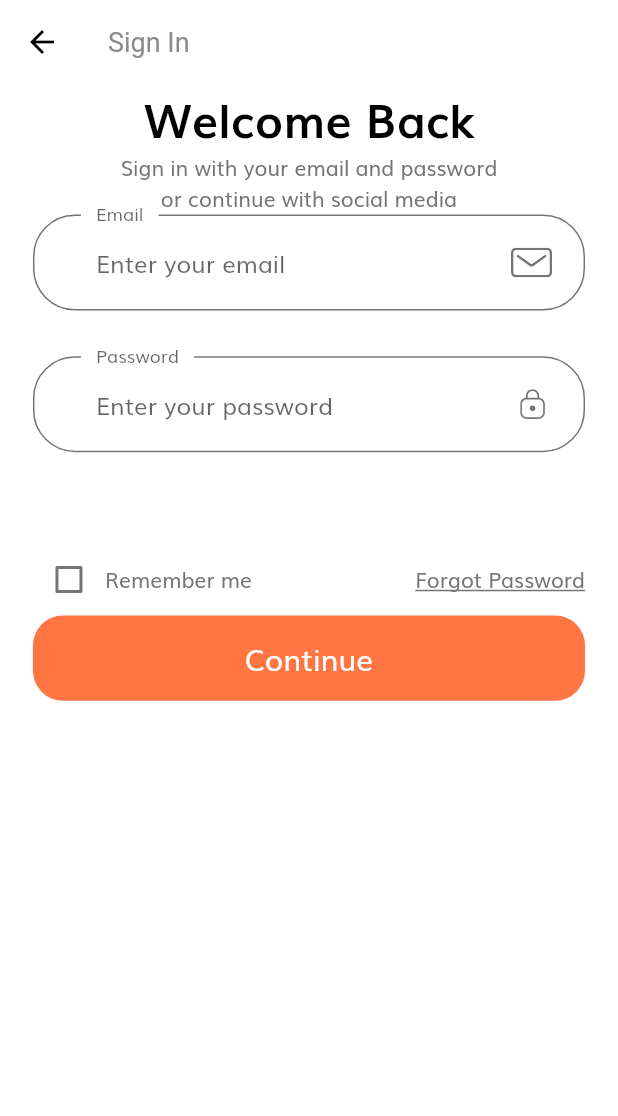
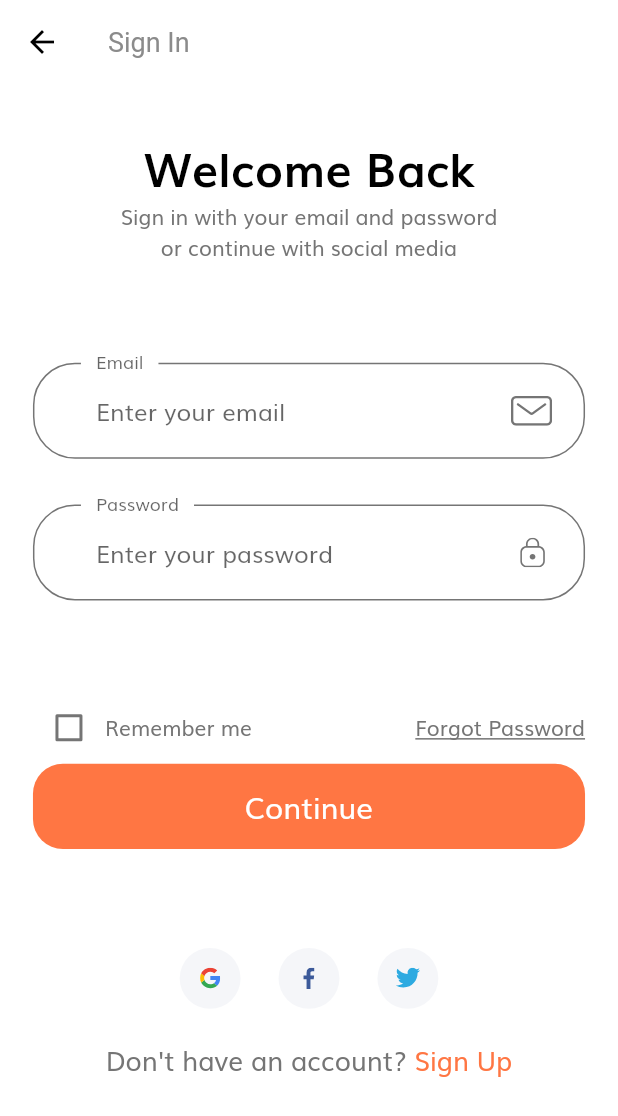
Before and after one commit to AdedoyinAzeez/ShopApp, a Flutter app: the screen it shows after launch, after a tap on "Continue", on a phone screen of 412 x 824 dp. Shown: the top 1116 px of the screen. Run offline on Flutter 3.47's test engine with Material 2 defaults, Android fonts, the phone set to English and light mode, and no system bars; our stand-ins replace flutter_svg.

Commit message:
Completed Login, Login Success Screen & Forgot Password Screens

```diff
--- /dev/null
+++ b/frontend/shop_app/lib/components/no_account_text.dart
@@ -0,0 +1,36 @@
+import 'package:flutter/material.dart';
+import 'package:shop_app/screens/forgot_password/forgot_password_screen.dart';
+
+import '../constants.dart';
+import '../size_config.dart';
+
+class NoAccountText extends StatelessWidget {
+  const NoAccountText({
+    Key? key,
+  }) : super(key: key);
+
+  @override
+  Widget build(BuildContext context) {
+    return Row(
+      mainAxisAlignment: MainAxisAlignment.center,
+      children: [
+        Text(
+          "Don't have an account? ",
+          style: TextStyle(
+            fontSize: getProportionateScreenWidth(16),
+          ),
+        ),
+        GestureDetector(
+          onTap: () {},
+          child: Text(
+            "Sign Up",
+            style: TextStyle(
+              fontSize: getProportionateScreenWidth(16),
+              color: kPrimaryColor,
+            ),
+          ),
+        ),
+      ],
+    );
+  }
+}
--- /dev/null
+++ b/frontend/shop_app/lib/components/social_card.dart
@@ -0,0 +1,37 @@
+import 'package:flutter/material.dart';
+import 'package:flutter_svg/flutter_svg.dart';
+
+import '../size_config.dart';
+
+class SocialCard extends StatelessWidget {
+  const SocialCard({
+    Key? key,
+    required this.icon,
+    required this.press,
+  }) : super(key: key);
+
+  final String icon;
+  final VoidCallback press;
+
+  @override
+  Widget build(BuildContext context) {
+    return GestureDetector(
+      onTap: press,
+      child: Container(
+        margin: EdgeInsets.symmetric(
+          horizontal: getProportionateScreenWidth(10),
+        ),
+        padding: EdgeInsets.all(
+          getProportionateScreenWidth(12),
+        ),
+        height: getProportionateScreenHeight(40),
+        width: getProportionateScreenWidth(40),
+        decoration: BoxDecoration(
+          color: Color(0xFFF5F6F9),
+          shape: BoxShape.circle,
+        ),
+        child: SvgPicture.asset(icon),
+      ),
+    );
+  }
+}
--- a/frontend/shop_app/lib/main.dart
+++ b/frontend/shop_app/lib/main.dart
@@ -3,15 +3,17 @@ import 'package:shop_app/routes.dart';
 import 'package:shop_app/screens/splash/splash_screen.dart';
 import 'package:shop_app/theme.dart';
 
+void main() {
+  runApp(MyApp());
+}
 // void main() {
-//   runApp(MyApp());
+//   runApp(
+//     MaterialApp(
+//       title: 'Flutter Demo',
+//       home: MyApp(),
+//     ),
+//   );
 // }
-void main() {
-  runApp(MaterialApp(
-    title: 'Flutter Demo',
-    home: MyApp(),)
-  );
-}
 
 class MyApp extends StatelessWidget {
   // This widget is the root of your application.
@@ -19,6 +21,7 @@ class MyApp extends StatelessWidget {
   Widget build(BuildContext context) {
     return MaterialApp(
       debugShowCheckedModeBanner: false,
+
       //themeMode: ThemeMode.light,
       theme: theme(),
       initialRoute: SplashScreen.routeName,
--- a/frontend/shop_app/lib/routes.dart
+++ b/frontend/shop_app/lib/routes.dart
@@ -1,8 +1,12 @@
 import 'package:flutter/material.dart';
+import 'package:shop_app/screens/forgot_password/forgot_password_screen.dart';
+import 'package:shop_app/screens/login_success/login_success_screen.dart';
 import 'package:shop_app/screens/sign_in/sign_in_screen.dart';
 import 'package:shop_app/screens/splash/splash_screen.dart';
 
 final Map<String, WidgetBuilder> routes = {
   SplashScreen.routeName: (context) => SplashScreen(),
   SignInScreen.routeName: (context) => SignInScreen(),
+  ForgotPasswordScreen.routeName: (context) => ForgotPasswordScreen(),
+  LoginSuccessScreen.routeName: (context) => LoginSuccessScreen(),
 };
--- a/frontend/shop_app/lib/screens/sign_in/components/body.dart
+++ b/frontend/shop_app/lib/screens/sign_in/components/body.dart
@@ -1,4 +1,6 @@
 import 'package:flutter/material.dart';
+import 'package:shop_app/components/no_account_text.dart';
+import 'package:shop_app/components/social_card.dart';
 import 'package:shop_app/screens/sign_in/components/sign_form.dart';
 import 'package:shop_app/size_config.dart';
 
@@ -11,8 +13,10 @@ class Body extends StatelessWidget {
         child: Padding(
           padding:
               EdgeInsets.symmetric(horizontal: getProportionateScreenWidth(20)),
+          child: SingleChildScrollView(
             child: Column(
               children: [
+                SizedBox(height: SizeConfig.screenHeight * 0.04),
                 Text(
                   "Welcome Back",
                   style: TextStyle(
@@ -25,8 +29,30 @@ class Body extends StatelessWidget {
                   "Sign in with your email and password \nor continue with social media",
                   textAlign: TextAlign.center,
                 ),
+                SizedBox(height: SizeConfig.screenHeight * 0.08),
                 SignForm(),
+                SizedBox(height: SizeConfig.screenHeight * 0.08),
+                Row(
+                  mainAxisAlignment: MainAxisAlignment.center,
+                  children: [
+                    SocialCard(
+                      icon: "assets/icons/google-icon.svg",
+                      press: () {},
+                    ),
+                    SocialCard(
+                      icon: "assets/icons/facebook-2.svg",
+                      press: () {},
+                    ),
+                    SocialCard(
+                      icon: "assets/icons/twitter.svg",
+                      press: () {},
+                    ),
                   ],
+                ),
+                SizedBox(height: getProportionateScreenHeight(20)),
+                NoAccountText(),
+              ],
+            ),
           ),
         ),
       ),
--- a/frontend/shop_app/lib/screens/sign_in/components/sign_form.dart
+++ b/frontend/shop_app/lib/screens/sign_in/components/sign_form.dart
@@ -2,12 +2,13 @@ import 'package:flutter/material.dart';
 import 'package:shop_app/components/custom_suffix_icon.dart';
 import 'package:shop_app/components/default_button.dart';
 import 'package:shop_app/components/form_error.dart';
+import 'package:shop_app/screens/forgot_password/forgot_password_screen.dart';
+import 'package:shop_app/screens/login_success/login_success_screen.dart';
 
 import '../../../constants.dart';
 import '../../../size_config.dart';
 
 class SignForm extends StatefulWidget {
-
   @override
   _SignFormState createState() => _SignFormState();
 }
@@ -25,11 +26,17 @@ class _SignFormState extends State<SignForm> {
       child: Column(
         children: [
           buildEmailFormField(),
-          SizedBox(height: getProportionateScreenHeight(30),),
+          SizedBox(
+            height: getProportionateScreenHeight(30),
+          ),
           buildPasswordFormField(),
-          SizedBox(height: getProportionateScreenHeight(30),),
+          SizedBox(
+            height: getProportionateScreenHeight(30),
+          ),
           FormError(errors: errors),
-          SizedBox(height: getProportionateScreenHeight(30),),
+          SizedBox(
+            height: getProportionateScreenHeight(30),
+          ),
           Row(
             children: [
               Checkbox(
@@ -42,14 +49,22 @@ class _SignFormState extends State<SignForm> {
                   }),
               Text("Remember me"),
               Spacer(),
-              Text("Forgot Password", style: TextStyle(decoration: TextDecoration.underline),)
+              GestureDetector(
+                onTap: () => Navigator.popAndPushNamed(
+                    context, ForgotPasswordScreen.routeName),
+                child: Text(
+                  "Forgot Password",
+                  style: TextStyle(decoration: TextDecoration.underline),
+                ),
+              )
             ],
           ),
           DefaultButton(
             text: "Continue",
             press: () {
-              if(_formKey.currentState!.validate()){
+              if (_formKey.currentState!.validate()) {
                 _formKey.currentState!.save();
+                Navigator.pushNamed(context, LoginSuccessScreen.routeName);
               }
             },
           ),
@@ -62,27 +77,29 @@ class _SignFormState extends State<SignForm> {
     return TextFormField(
       obscureText: true,
       onSaved: (newValue) => password = newValue!,
-      onChanged: (value){
-        if(value.isNotEmpty && errors.contains(kPassNullError)){
+      onChanged: (value) {
+        if (value.isNotEmpty && errors.contains(kPassNullError)) {
           setState(() {
             errors.remove(kPassNullError);
           });
-        }else if (value.length>=8 && errors.contains(kShortPassError)){
+        } else if (value.length >= 8 && errors.contains(kShortPassError)) {
           setState(() {
             errors.remove(kShortPassError);
           });
         }
         return null;
       },
-      validator: (value){
-        if(value!.isEmpty && !errors.contains(kPassNullError)){
+      validator: (value) {
+        if (value!.isEmpty && !errors.contains(kPassNullError)) {
           setState(() {
             errors.add(kPassNullError);
           });
-        }else if (value.length<8 && !errors.contains(kShortPassError)){
+          return "";
+        } else if (value.length < 8 && !errors.contains(kShortPassError)) {
           setState(() {
             errors.add(kShortPassError);
           });
+          return "";
         }
         return null;
       },
@@ -90,7 +107,9 @@ class _SignFormState extends State<SignForm> {
         hintText: "Enter your password",
         labelText: "Password",
         floatingLabelBehavior: FloatingLabelBehavior.always,
-        suffixIcon: CustomSuffixIcon(svgIcon: 'assets/icons/Lock.svg',),
+        suffixIcon: CustomSuffixIcon(
+          svgIcon: 'assets/icons/Lock.svg',
+        ),
       ),
     );
   }
@@ -99,27 +118,31 @@ class _SignFormState extends State<SignForm> {
     return TextFormField(
       keyboardType: TextInputType.emailAddress,
       onSaved: (newValue) => email = newValue!,
-      onChanged: (value){
-        if(value.isNotEmpty && errors.contains(kEmailNullError)){
+      onChanged: (value) {
+        if (value.isNotEmpty && errors.contains(kEmailNullError)) {
           setState(() {
             errors.remove(kEmailNullError);
           });
-        }else if (emailValidatorRegExp.hasMatch(value) && errors.contains(kEmailNullError)){
+        } else if (emailValidatorRegExp.hasMatch(value) &&
+            errors.contains(kEmailNullError)) {
           setState(() {
             errors.remove(kInvalidEmailError);
           });
         }
         return null;
       },
-      validator: (value){
-        if(value!.isEmpty && !errors.contains(kEmailNullError)){
+      validator: (value) {
+        if (value!.isEmpty && !errors.contains(kEmailNullError)) {
           setState(() {
             errors.add(kEmailNullError);
           });
-        }else if (!emailValidatorRegExp.hasMatch(value) && !errors.contains(kEmailNullError)){
+          return "";
+        } else if (!emailValidatorRegExp.hasMatch(value) &&
+            !errors.contains(kEmailNullError)) {
           setState(() {
             errors.add(kInvalidEmailError);
           });
+          return "";
         }
         return null;
       },
@@ -127,7 +150,9 @@ class _SignFormState extends State<SignForm> {
         hintText: "Enter your email",
         labelText: "Email",
         floatingLabelBehavior: FloatingLabelBehavior.always,
-        suffixIcon: CustomSuffixIcon(svgIcon: 'assets/icons/Mail.svg',),
+        suffixIcon: CustomSuffixIcon(
+          svgIcon: 'assets/icons/Mail.svg',
+        ),
       ),
     );
   }
```
Also changed, not shown: frontend/shop_app/lib/screens/forgot_password/components/body.dart (added, +119 -0 lines), frontend/shop_app/lib/screens/forgot_password/forgot_password_screen.dart (added, +15 -0 lines), frontend/shop_app/lib/screens/login_success/components/body.dart (added, +38 -0 lines), frontend/shop_app/lib/screens/login_success/login_success_screen.dart (added, +16 -0 lines), frontend/shop_app/lib/theme.dart (+5 -5 lines). Lines whose indentation alone changed are shown as unchanged.
